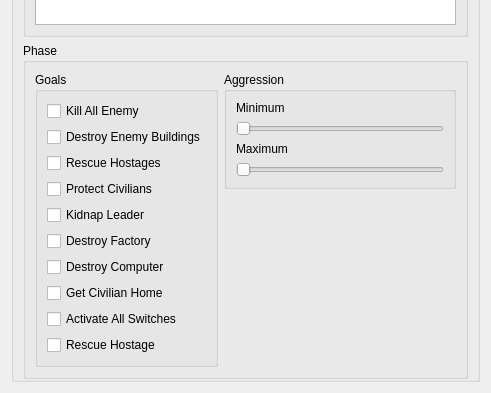
Before: the Qt Designer form Source/Dialogs/CampaignDialog.ui in OpenFodder/editor, drawn with Qt 5; both pictures show x 0 to 491 and y 337 to 730 of the 491 by 730 pixel window.
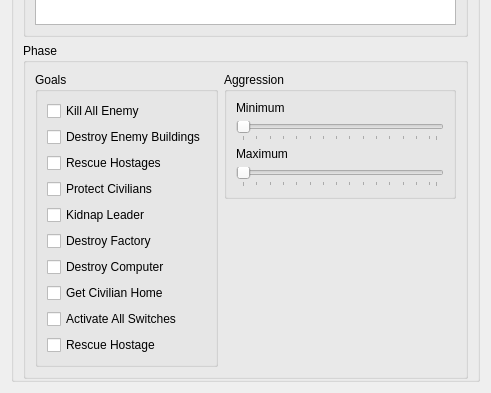
After: the same form once the commit is applied.

Diff of the .ui file:
```diff
--- a/Source/Dialogs/CampaignDialog.ui
+++ b/Source/Dialogs/CampaignDialog.ui
@@ -161,9 +161,24 @@
             </item>
             <item>
              <widget class="QSlider" name="aggression_min">
+              <property name="minimum">
+               <number>1</number>
+              </property>
+              <property name="maximum">
+               <number>30</number>
+              </property>
               <property name="orientation">
                <enum>Qt::Horizontal</enum>
               </property>
+              <property name="invertedAppearance">
+               <bool>false</bool>
+              </property>
+              <property name="tickPosition">
+               <enum>QSlider::TicksBelow</enum>
+              </property>
+              <property name="tickInterval">
+               <number>2</number>
+              </property>
              </widget>
             </item>
             <item>
@@ -175,9 +190,21 @@
             </item>
             <item>
              <widget class="QSlider" name="aggression_max">
+              <property name="minimum">
+               <number>1</number>
+              </property>
+              <property name="maximum">
+               <number>30</number>
+              </property>
               <property name="orientation">
                <enum>Qt::Horizontal</enum>
               </property>
+              <property name="tickPosition">
+               <enum>QSlider::TicksBelow</enum>
+              </property>
+              <property name="tickInterval">
+               <number>2</number>
+              </property>
              </widget>
             </item>
            </layout>
```
